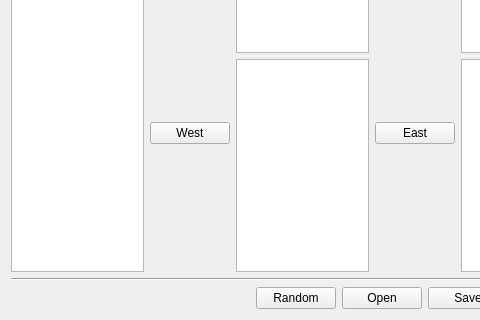
Old version of the form src/desktop/forms/DealEditorUI.ui in the repository arabine/icl; both pictures show x 0 to 480 and y 242 to 562 of the 605 by 562 pixel window.
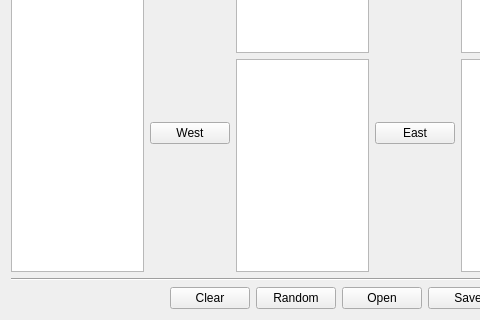
New version of the form. Icons and pictures are not drawn.

Commit message: Integrated the deal editor as a MDI sub window

Patch:
```diff
--- a/src/desktop/forms/DealEditorUI.ui
+++ b/src/desktop/forms/DealEditorUI.ui
@@ -159,6 +159,13 @@
        </property>
       </spacer>
      </item>
+     <item>
+      <widget class="QPushButton" name="buttonClear">
+       <property name="text">
+        <string>Clear</string>
+       </property>
+      </widget>
+     </item>
      <item>
       <widget class="QPushButton" name="randomButton">
        <property name="text">
```
Left out of the diff: 21 changed lines with no effect on the pictures. The commit also changes 4 other files.
